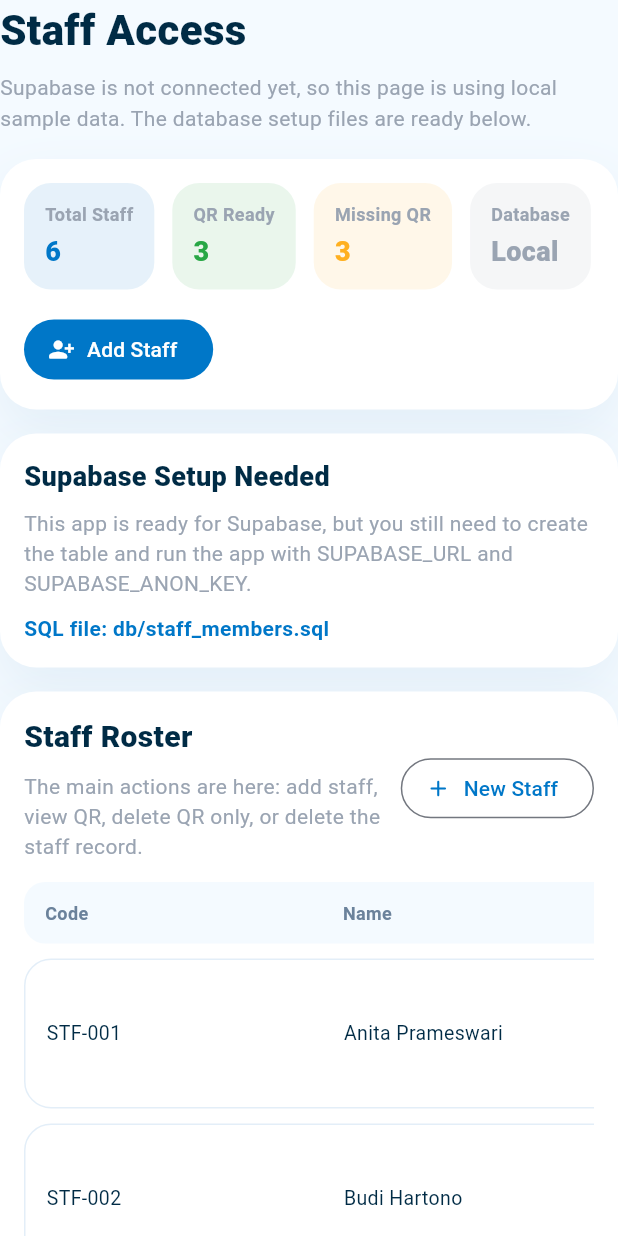
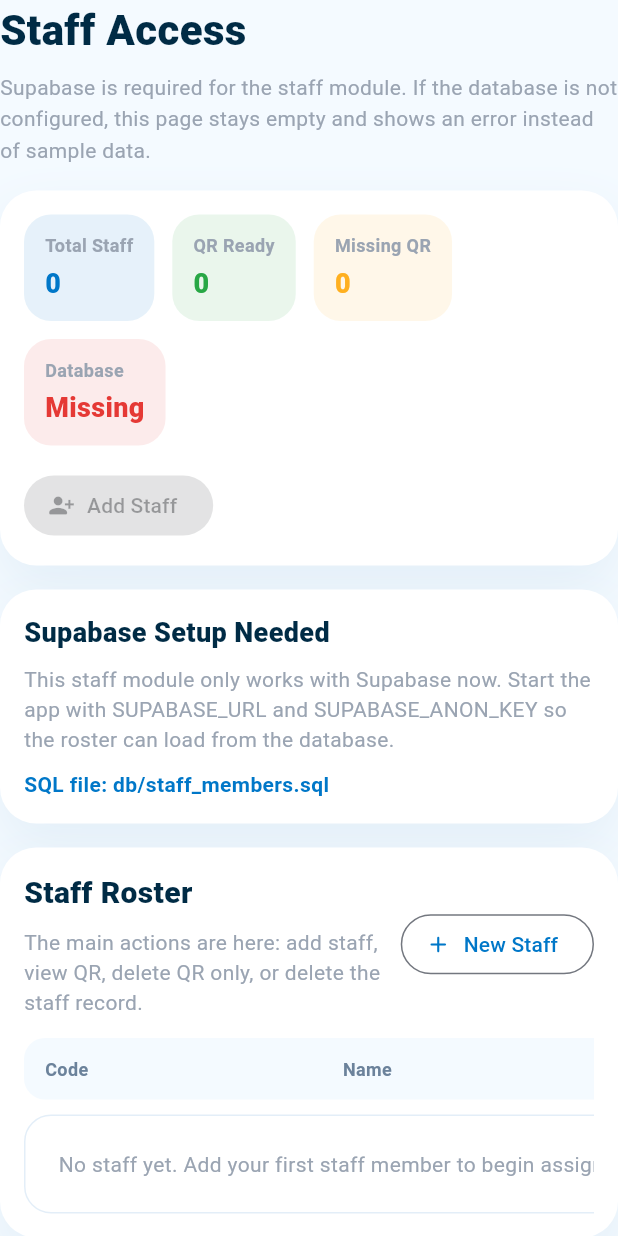
Before and after one commit to WilsonNKG/Waterpark, a Flutter app: the StaffAccessPage widget shown alone on an empty page, opened directly, on a phone screen of 412 x 824 dp. Run offline on Flutter 3.47's test engine with Material 3 defaults, Android fonts, the light colour scheme and no system bars; our stand-ins replace qr_flutter, supabase_flutter; accounts and stored records are empty.

Commit message:
sucessfully connect to supabase, and only fetch staff

```diff
--- a/lib/features/staff_access/data/staff_repository.dart
+++ b/lib/features/staff_access/data/staff_repository.dart
@@ -1,5 +1,4 @@
 import 'package:supabase_flutter/supabase_flutter.dart';
-import 'package:waterpark/core/config/app_config.dart';
 import 'package:waterpark/features/staff_access/domain/staff_member.dart';
 
 abstract class StaffRepository {
@@ -10,115 +9,13 @@
   Future<StaffMember> deleteQr(String id);
 
   factory StaffRepository.create() {
-    if (AppConfig.hasSupabase) {
+    try {
       return SupabaseStaffRepository(Supabase.instance.client);
+    } catch (_) {
+      throw StateError(
+        'Supabase is not initialized. Start the app with your Supabase configuration.',
+      );
     }
-    return LocalStaffRepository();
-  }
-}
-
-class LocalStaffRepository implements StaffRepository {
-  final List<StaffMember> _staffMembers = [
-    StaffMember(
-      id: 'local-1',
-      staffCode: 'STF-001',
-      name: 'Anita Prameswari',
-      role: 'Operations Supervisor',
-      category: StaffCategory.operations,
-      shift: 'Morning',
-      qrPayload: 'STAFF|STF-001|Anita Prameswari|operations|Morning',
-    ),
-    StaffMember(
-      id: 'local-2',
-      staffCode: 'STF-002',
-      name: 'Budi Hartono',
-      role: 'Gate Validation Lead',
-      category: StaffCategory.security,
-      shift: 'Morning',
-      qrPayload: 'STAFF|STF-002|Budi Hartono|security|Morning',
-    ),
-    StaffMember(
-      id: 'local-3',
-      staffCode: 'STF-003',
-      name: 'Clara Wibowo',
-      role: 'Finance Admin',
-      category: StaffCategory.management,
-      shift: 'Office',
-    ),
-    StaffMember(
-      id: 'local-4',
-      staffCode: 'STF-004',
-      name: 'Dimas Saputra',
-      role: 'Lifeguard',
-      category: StaffCategory.operations,
-      shift: 'Afternoon',
-    ),
-    StaffMember(
-      id: 'local-5',
-      staffCode: 'STF-005',
-      name: 'Eka Lestari',
-      role: 'Cleaning Crew',
-      category: StaffCategory.support,
-      shift: 'Split',
-      qrPayload: 'STAFF|STF-005|Eka Lestari|support|Split',
-    ),
-    StaffMember(
-      id: 'local-6',
-      staffCode: 'STF-006',
-      name: 'Farhan Maulana',
-      role: 'Weekend Crew',
-      category: StaffCategory.seasonal,
-      shift: 'Weekend',
-    ),
-  ];
-
-  @override
-  Future<StaffMember> createStaff(StaffDraft draft) async {
-    final nextNumber =
-        _staffMembers
-            .map(
-              (member) => int.tryParse(member.staffCode.split('-').last) ?? 0,
-            )
-            .fold<int>(0, (current, next) => next > current ? next : current) +
-        1;
-
-    final created = StaffMember(
-      id: 'local-$nextNumber',
-      staffCode: 'STF-${nextNumber.toString().padLeft(3, '0')}',
-      name: draft.name,
-      role: draft.role,
-      category: draft.category,
-      shift: draft.shift,
-    );
-
-    _staffMembers.add(created);
-    return created;
-  }
-
-  @override
-  Future<void> deleteStaff(String id) async {
-    _staffMembers.removeWhere((member) => member.id == id);
-  }
-
-  @override
-  Future<StaffMember> deleteQr(String id) async {
-    final index = _staffMembers.indexWhere((member) => member.id == id);
-    final updated = _staffMembers[index].copyWith(clearQr: true);
-    _staffMembers[index] = updated;
-    return updated;
-  }
-
-  @override
-  Future<List<StaffMember>> fetchStaff() async {
-    return List<StaffMember>.from(_staffMembers);
-  }
-
-  @override
-  Future<StaffMember> saveQr(String id, String qrPayload) async {
-    final index = _staffMembers.indexWhere((member) => member.id == id);
-    final updated = _staffMembers[index].copyWith(qrPayload: qrPayload);
-    _staffMembers[index] = updated;
-    return updated;
   }
 }
 
--- a/lib/features/staff_access/presentation/pages/staff_access_page.dart
+++ b/lib/features/staff_access/presentation/pages/staff_access_page.dart
@@ -14,7 +14,7 @@
 }
 
 class _StaffAccessPageState extends State<StaffAccessPage> {
-  late final StaffRepository _repository = StaffRepository.create();
+  StaffRepository? _repository;
   List<StaffMember> _staffMembers = const [];
   bool _isLoading = true;
   bool _isSaving = false;
@@ -23,6 +23,12 @@
   @override
   void initState() {
     super.initState();
+    try {
+      _repository = StaffRepository.create();
+    } catch (error) {
+      _errorMessage = '$error';
+      _isLoading = false;
+    }
     _loadStaff();
   }
 
@@ -43,7 +49,7 @@
         Text(
           AppConfig.hasSupabase
               ? 'Your staff list is connected to Supabase. Add staff, open their QR, remove a QR only, or delete the full staff record.'
-              : 'Supabase is not connected yet, so this page is using local sample data. The database setup files are ready below.',
+              : 'Supabase is required for the staff module. If the database is not configured, this page stays empty and shows an error instead of sample data.',
           style: const TextStyle(
             color: WaterparkBrand.gray,
             fontSize: 14,
@@ -56,7 +62,9 @@
           readyQr: _staffMembers.where((member) => member.hasQr).length,
           missingQr: _staffMembers.where((member) => !member.hasQr).length,
           isConnectedToSupabase: AppConfig.hasSupabase,
-          onAddStaff: _isSaving ? null : _handleAddStaff,
+          onAddStaff: AppConfig.hasSupabase && !_isSaving
+              ? _handleAddStaff
+              : null,
         ),
         if (!AppConfig.hasSupabase) ...[
           const SizedBox(height: 16),
@@ -91,13 +99,20 @@
   }
 
   Future<void> _loadStaff() async {
+    if (_repository == null) {
+      setState(() {
+        _isLoading = false;
+      });
+      return;
+    }
+
     setState(() {
       _isLoading = true;
       _errorMessage = null;
     });
 
     try {
-      final staff = await _repository.fetchStaff();
+      final staff = await _repository!.fetchStaff();
       if (!mounted) {
         return;
       }
@@ -132,7 +147,7 @@
     });
 
     try {
-      final created = await _repository.createStaff(draft);
+      final created = await _repository!.createStaff(draft);
       if (!mounted) {
         return;
       }
@@ -187,7 +202,7 @@
     });
 
     try {
-      await _repository.deleteStaff(member.id);
+      await _repository!.deleteStaff(member.id);
       if (!mounted) {
         return;
       }
@@ -215,7 +230,7 @@
     });
 
     try {
-      final updated = await _repository.deleteQr(member.id);
+      final updated = await _repository!.deleteQr(member.id);
       if (!mounted) {
         return;
       }
@@ -252,7 +267,7 @@
 
       try {
         final payload = _buildQrPayload(member);
-        final updated = await _repository.saveQr(member.id, payload);
+        final updated = await _repository!.saveQr(member.id, payload);
         if (!mounted) {
           return;
         }
@@ -337,10 +352,10 @@
                         ),
                         SummaryPill(
                           label: 'Database',
-                          value: isConnectedToSupabase ? 'Supabase' : 'Local',
+                          value: isConnectedToSupabase ? 'Supabase' : 'Missing',
                           color: isConnectedToSupabase
                               ? WaterparkBrand.aqua
-                              : WaterparkBrand.gray,
+                              : WaterparkBrand.accentRed,
                         ),
                       ],
                     ),
@@ -376,10 +391,12 @@
                           ),
                           SummaryPill(
                             label: 'Database',
-                            value: isConnectedToSupabase ? 'Supabase' : 'Local',
+                            value: isConnectedToSupabase
+                                ? 'Supabase'
+                                : 'Missing',
                             color: isConnectedToSupabase
                                 ? WaterparkBrand.aqua
-                                : WaterparkBrand.gray,
+                                : WaterparkBrand.accentRed,
                           ),
                         ],
                       ),
@@ -464,7 +481,7 @@
           ),
           SizedBox(height: 8),
           Text(
-            'This app is ready for Supabase, but you still need to create the table and run the app with SUPABASE_URL and SUPABASE_ANON_KEY.',
+            'This staff module only works with Supabase now. Start the app with SUPABASE_URL and SUPABASE_ANON_KEY so the roster can load from the database.',
             style: TextStyle(color: WaterparkBrand.gray, height: 1.45),
           ),
           SizedBox(height: 10),
```
Also changed, not shown: pubspec.lock.
